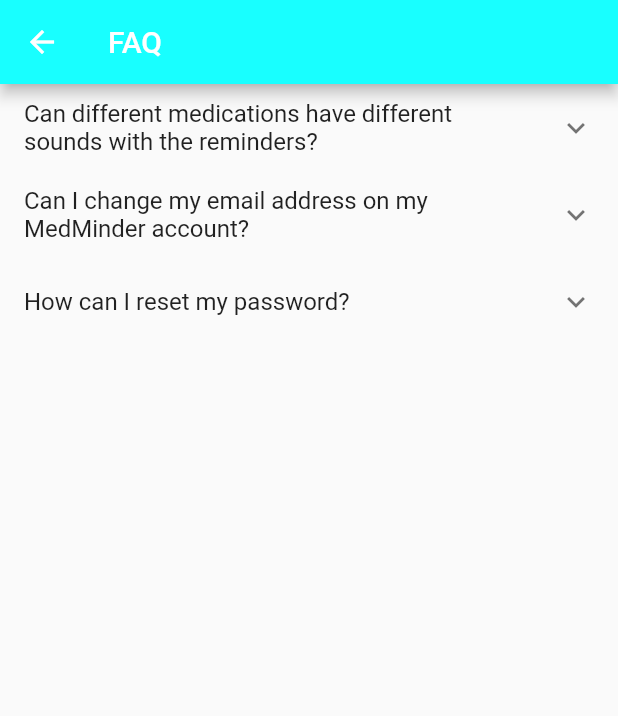
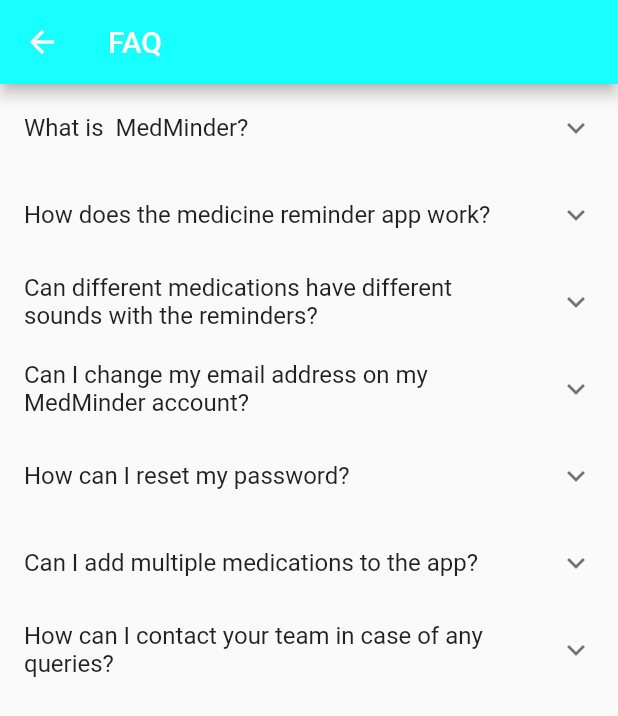
Before and after one commit to MedminderAJCE/MedMinder, a Flutter app: the FAQPage screen opened directly, on a phone screen of 412 x 824 dp. Shown: the top 716 px of the screen. Run offline on Flutter 3.47's test engine with Material 2 defaults, Android fonts, the phone set to English and light mode, and no system bars; our stand-ins replace cloud_firestore, firebase_auth, firebase_core, firebase_messaging, flutter_local_notifications, fluttertoast and 1 more; missing offline and left inert: flutter_sms; accounts and stored records are empty.

Commit message:
Help&Support config

```diff
--- a/lib/screens/HelpandSupport.dart
+++ b/lib/screens/HelpandSupport.dart
@@ -2,6 +2,10 @@
 
 class FAQPage extends StatelessWidget {
   final List<QuestionAnswer> faqList = [
+    QuestionAnswer('What is  MedMinder?',
+        'MedMinder is a mobile application designed to help users manage their medication schedules and set reminders for taking prescribed medications. It helps ensure that users take their medications on time and as prescribed by their healthcare providers.'),
+    QuestionAnswer('How does the medicine reminder app work?',
+        'The app allows you to create a personalized medication schedule by adding your medications, dosages, and specific times for reminders. It sends notifications or alarms to remind you when it is time to take your medication. Some apps may also provide additional features like tracking medication adherence and generating reports.'),
     QuestionAnswer(
         'Can different medications have different sounds with the reminders?',
         'At this time you cannot assign different sounds with the reminders.We apologize for any inconvenience caused.'),
@@ -9,7 +13,10 @@
         'Yes! To change your email address on your  account, please tap on your avatar on the bottom-right corner of the home screen.You can edit your account and verify the changes.'),
     QuestionAnswer('How can I reset my password?',
         'To reset your password:\n\n *Tap on your profile icon on the bottom right corner of home screen to open your account.\n\n*If you are not logged in tap on "Forgot Password" in the login page.\n\n*Enter your email address and then you will receive an email to reset your password.'),
-    // Add more question-answer pairs as needed
+    QuestionAnswer('Can I add multiple medications to the app?',
+        'Absolutely! Our app supports the management of multiple medications. You can add all your prescribed medications, vitamins, and supplements, along with their respective dosages and schedules.'),
+    QuestionAnswer('How can I contact your team in case of any queries?',''
+        'Attention!, MedMinder support team is unable to answer any medical or medication related questions.\n\n We will be happy to help with any app related questions at medminderajce@gmail.com')
   ];
 
   @override
```
Also changed, not shown: pubspec.lock.
